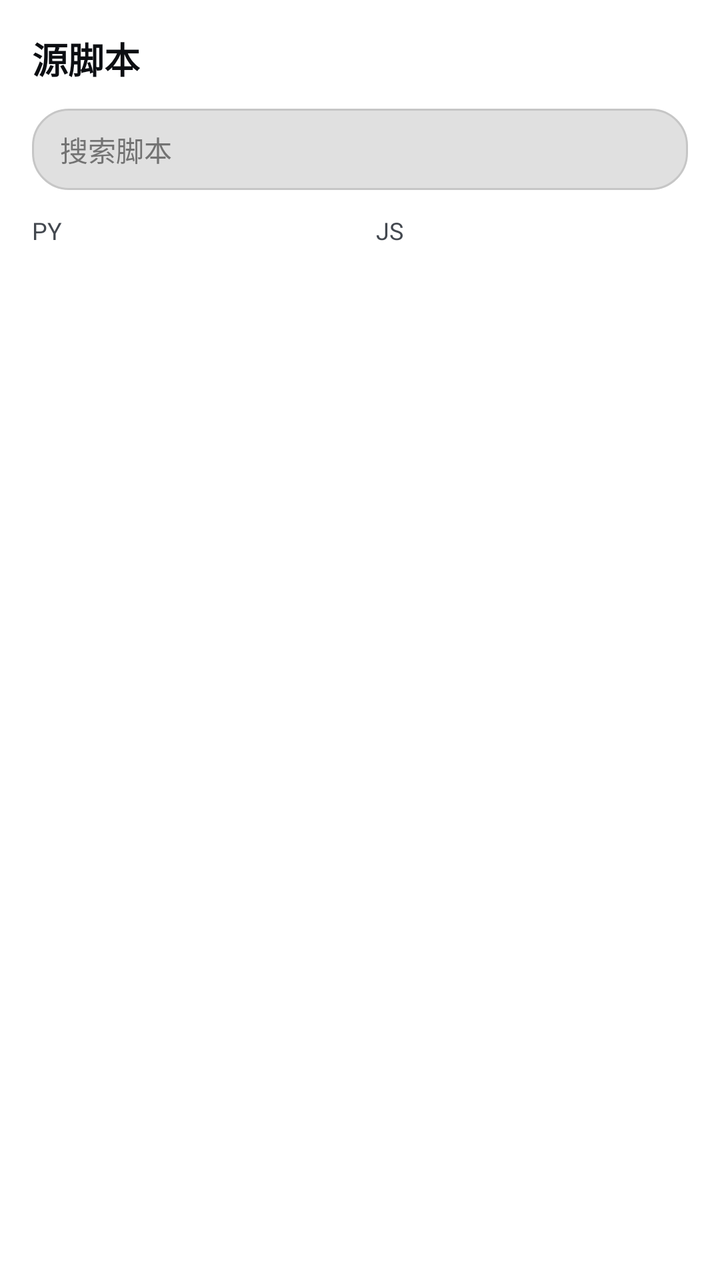
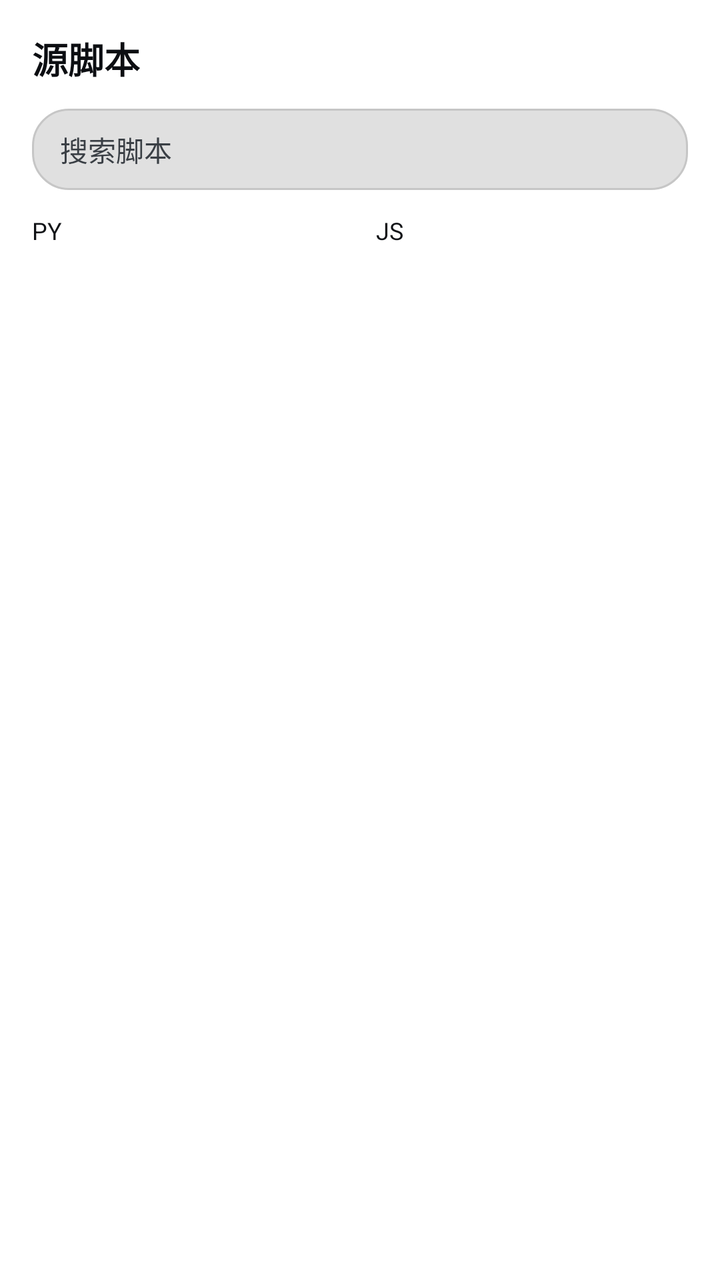

Screens rendered from an Android XML layout before and after an edit, with the pre-edit source and the edit as a unified diff.
<!-- AndroidManifest.xml: another module's application theme Theme.App -->
<!-- res/layout/dialog_source_scripts.xml -->
<?xml version="1.0" encoding="utf-8"?>
<LinearLayout xmlns:android="http://schemas.android.com/apk/res/android"
    android:layout_width="match_parent"
    android:layout_height="wrap_content"
    android:orientation="vertical"
    android:background="@drawable/dialog_glass"
    android:padding="16dp">

    <TextView
        android:layout_width="wrap_content"
        android:layout_height="wrap_content"
        android:text="源脚本"
        android:textColor="#0C0E12"
        android:textSize="18sp"
        android:textStyle="bold"
        android:layout_marginBottom="12dp" />

    <EditText
        android:id="@+id/et_search"
        android:layout_width="match_parent"
        android:layout_height="wrap_content"
        android:layout_marginBottom="12dp"
        android:background="@drawable/shape_dialog_glass_input"
        android:hint="搜索脚本"
        android:textColor="#0C0E12"
        android:textColorHint="#737373"
        android:textSize="14sp"
        android:singleLine="true"
        android:imeOptions="actionSearch"
        android:inputType="text" />

    <LinearLayout
        android:id="@+id/layout_columns"
        android:layout_width="match_parent"
        android:layout_height="wrap_content"
        android:orientation="horizontal">

        <LinearLayout
            android:id="@+id/column_py"
            android:layout_width="0dp"
            android:layout_height="wrap_content"
            android:layout_weight="1"
            android:orientation="vertical"
            android:layout_marginEnd="8dp">

            <TextView
                android:layout_width="wrap_content"
                android:layout_height="wrap_content"
                android:text="PY"
                android:textColor="#43484F"
                android:textSize="12sp"
                android:layout_marginBottom="8dp" />

            <androidx.recyclerview.widget.RecyclerView
                android:id="@+id/rv_py"
                android:layout_width="match_parent"
                android:layout_height="250dp" />
        </LinearLayout>

        <LinearLayout
            android:id="@+id/column_js"
            android:layout_width="0dp"
            android:layout_height="wrap_content"
            android:layout_weight="1"
            android:orientation="vertical"
            android:layout_marginStart="8dp">

            <TextView
                android:layout_width="wrap_content"
                android:layout_height="wrap_content"
                android:text="JS"
                android:textColor="#43484F"
                android:textSize="12sp"
                android:layout_marginBottom="8dp" />

            <androidx.recyclerview.widget.RecyclerView
                android:id="@+id/rv_js"
                android:layout_width="match_parent"
                android:layout_height="250dp" />
        </LinearLayout>
    </LinearLayout>

    <TextView
        android:id="@+id/tv_empty"
        android:layout_width="wrap_content"
        android:layout_height="wrap_content"
        android:text="暂无脚本，去插件管理导入"
        android:textColor="#43484F"
        android:textSize="14sp"
        android:layout_gravity="center"
        android:padding="24dp"
        android:visibility="gone" />
</LinearLayout>
<!-- resources referenced by this layout -->
<resources>
  <!-- drawable dialog_glass (drawable) -->
  <?xml version="1.0" encoding="utf-8"?>
  <shape xmlns:android="http://schemas.android.com/apk/res/android"
      android:shape="rectangle">
      <solid android:color="#D9FFFFFF" />
      <stroke
          android:width="1dp"
          android:color="#33FFFFFF" />
      <corners android:radius="16dp" />
  </shape>
  <!-- drawable shape_dialog_glass_input (drawable) -->
  <?xml version="1.0" encoding="utf-8"?>
  <shape xmlns:android="http://schemas.android.com/apk/res/android"
      android:shape="rectangle">
  
      <corners android:radius="18dp" />
  
      <solid android:color="#E0E0E0" />
  
      <stroke
          android:width="1dp"
          android:color="#C6C6C6" />
  
      <padding
          android:bottom="10dp"
          android:left="14dp"
          android:right="14dp"
          android:top="10dp" />
  
  </shape>
  <style name="Theme.App" parent="Theme.XingChen">
          <item name="android:windowDisablePreview">true</item>
          <item name="android:windowSplashScreenBackground">#000000</item>
          <item name="android:windowBackground">#000000</item>
      </style>
  <style name="Theme.XingChen" parent="Theme.Material3.DayNight.NoActionBar">
          <item name="android:windowBackground">@android:color/transparent</item>
                <item name="android:colorBackground">@android:color/transparent</item>
          <item name="colorPrimary">#f0a400</item>
          <item name="colorPrimaryVariant">#c07f00</item>
          <item name="colorOnPrimary">@android:color/white</item>
      </style>
</resources>

<!-- the commit's change to res/layout/dialog_source_scripts.xml (unified diff, before → after) -->
@@ -23,7 +23,7 @@
         android:background="@drawable/shape_dialog_glass_input"
         android:hint="搜索脚本"
         android:textColor="#0C0E12"
-        android:textColorHint="#737373"
+        android:textColorHint="#3A3F45"
         android:textSize="14sp"
         android:singleLine="true"
         android:imeOptions="actionSearch"
@@ -47,7 +47,7 @@
                 android:layout_width="wrap_content"
                 android:layout_height="wrap_content"
                 android:text="PY"
-                android:textColor="#43484F"
+                android:textColor="#101216"
                 android:textSize="12sp"
                 android:layout_marginBottom="8dp" />
 
@@ -69,7 +69,7 @@
                 android:layout_width="wrap_content"
                 android:layout_height="wrap_content"
                 android:text="JS"
-                android:textColor="#43484F"
+                android:textColor="#101216"
                 android:textSize="12sp"
                 android:layout_marginBottom="8dp" />
 
@@ -85,7 +85,7 @@
         android:layout_width="wrap_content"
         android:layout_height="wrap_content"
         android:text="暂无脚本，去插件管理导入"
-        android:textColor="#43484F"
+        android:textColor="#101216"
         android:textSize="14sp"
         android:layout_gravity="center"
         android:padding="24dp"
